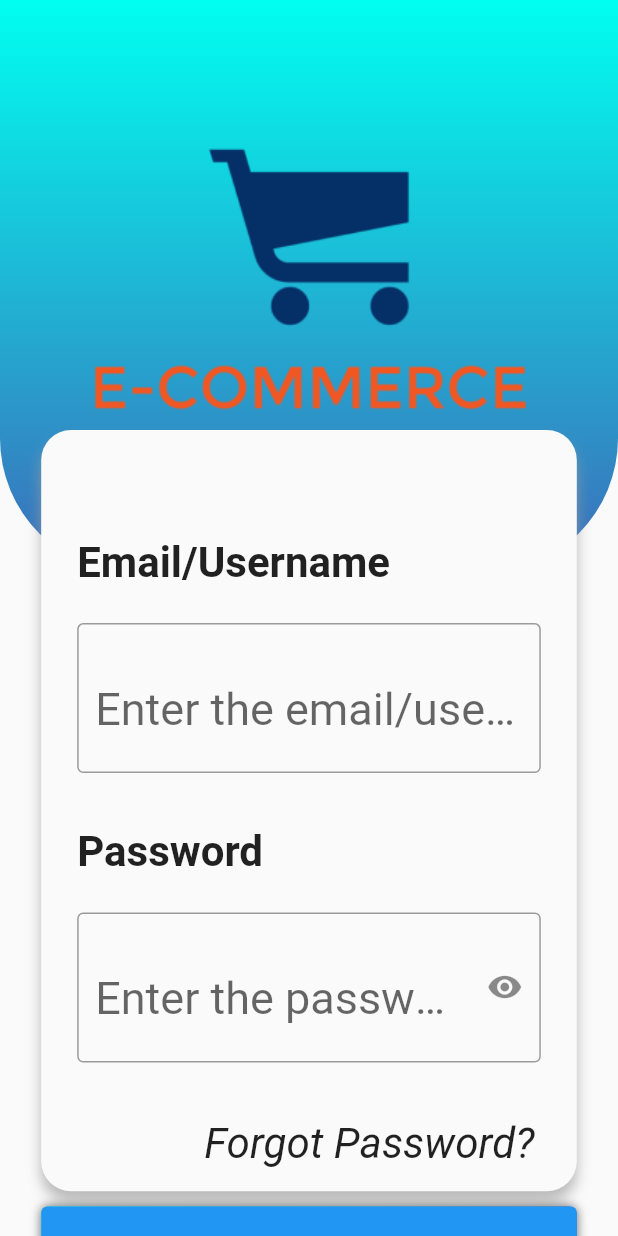
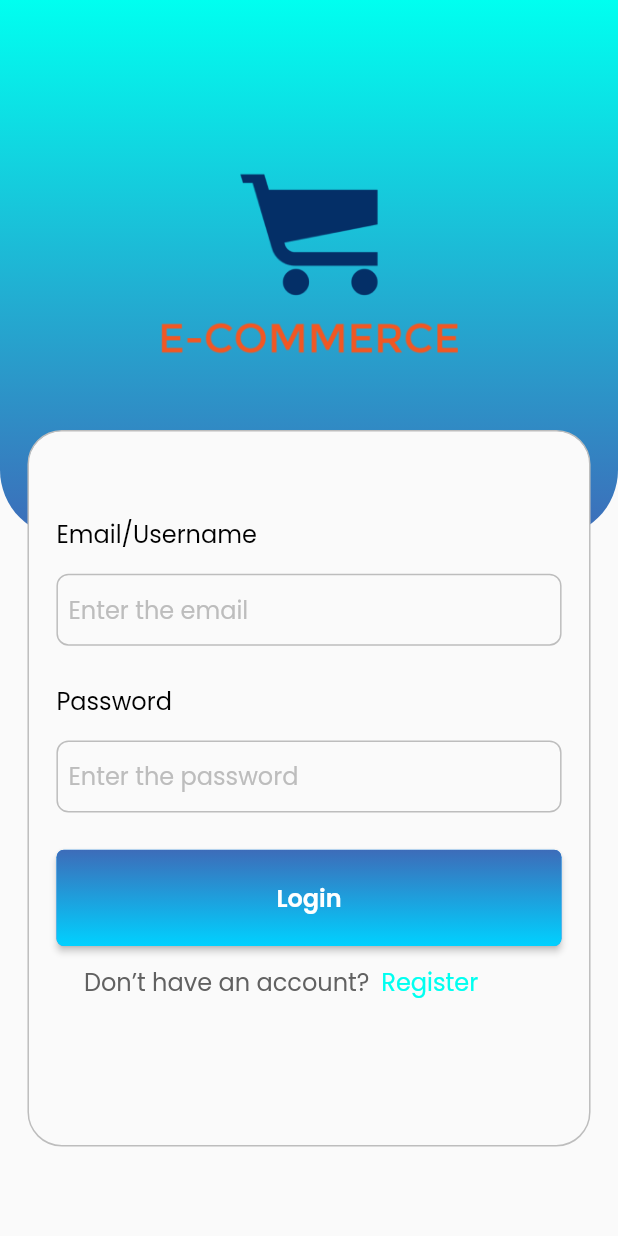
Before and after one commit to Final-Project-Kelompok-1/e_commerce, a Flutter app: the screen it shows after launch, after a tap on "Login", on a phone screen of 412 x 824 dp. Run offline on Flutter 3.47's test engine with Material 2 defaults, Android fonts, the phone set to English and light mode, and no system bars; our stand-ins replace equatable, flutter_bloc, flutter_screenutil, flutter_svg, google_fonts.

Commit message:
fix overflow

```diff
--- a/lib/views/auth/login_screen.dart
+++ b/lib/views/auth/login_screen.dart
@@ -1,26 +1,27 @@
+import 'package:e_commerce/views/widgets/button_widget.dart';
 import 'package:flutter/material.dart';
-import 'package:flutter/src/widgets/container.dart';
-import 'package:flutter/src/widgets/framework.dart';
 import 'package:e_commerce/config/config.dart';
 import 'package:flutter_screenutil/flutter_screenutil.dart';
 
-class LoginScreen extends StatefulWidget {
+class LoginScreen extends StatelessWidget {
   const LoginScreen({super.key});
 
   @override
-  State<LoginScreen> createState() => _LoginScreenState();
-}
-
-class _LoginScreenState extends State<LoginScreen> {
-  bool _isObscure = true;
-  @override
   Widget build(BuildContext context) {
+    final width = MediaQuery.of(context).size.width;
+    final height = MediaQuery.of(context).size.height;
     return Scaffold(
-      body: SingleChildScrollView(
+      body: SizedBox(
+        height: height,
         child: Stack(
           children: [
             _header(),
-            _login(),
+            Positioned(
+              top: 240.h,
+              right: 16.w,
+              left: 16.w,
+              child: _form(width),
+            ),
           ],
         ),
       ),
@@ -29,7 +30,7 @@ class _LoginScreenState extends State<LoginScreen> {
 
   Widget _header() {
     return Container(
-      height: 320.h,
+      height: 300.h,
       decoration: const BoxDecoration(
         gradient: LinearGradient(
           begin: Alignment.topCenter,
@@ -37,202 +38,138 @@ class _LoginScreenState extends State<LoginScreen> {
           colors: [AppColor.mainColor, AppColor.thirdColor],
         ),
         borderRadius: BorderRadius.only(
-          bottomLeft: Radius.circular(90),
-          bottomRight: Radius.circular(90),
+          bottomLeft: Radius.circular(45),
+          bottomRight: Radius.circular(45),
         ),
       ),
       child: Container(
-        child: new Image.asset('assets/logo.png'),
         alignment: Alignment.center,
+        child: Image.asset('assets/logo.png', width: 230.w, height: 230.w),
       ),
     );
   }
 
-  Widget _login() {
+  Widget _form(double width) {
     return Container(
+      decoration: BoxDecoration(
+        color: Colors.grey[50],
+        borderRadius: BorderRadius.all(
+          Radius.circular(20.sp),
+        ),
+        border: Border.all(color: Colors.grey.shade400),
+      ),
+      width: width,
+      height: 400.h,
       child: Padding(
-        padding: EdgeInsets.symmetric(horizontal: 24.w),
-        child: Column(
-          crossAxisAlignment: CrossAxisAlignment.start,
-          children: [
-            SizedBox(height: AppDimen.h40),
-            SizedBox(height: AppDimen.h40),
-            SizedBox(height: AppDimen.h40),
-            SizedBox(height: AppDimen.h40),
-            SizedBox(height: AppDimen.h40),
-            SizedBox(height: AppDimen.h40),
-            Container(
-              height: 425.h,
-              decoration: BoxDecoration(
-                color: Colors.grey[50],
-                borderRadius: const BorderRadius.all(
-                  Radius.circular(20),
+        padding: EdgeInsets.all(16.sp),
+        child: SingleChildScrollView(
+          scrollDirection: Axis.vertical,
+          child: Column(
+            children: [
+              _formLogin(width),
+              SizedBox(height: AppDimen.h16),
+              ButtonWidget(
+                  buttonText: "Login",
+                  height: 45.h,
+                  width: width,
+                  onpressed: () {},
+                  radius: 5),
+              Padding(
+                padding: EdgeInsets.symmetric(horizontal: 16.w),
+                child: Row(
+                  children: [
+                    Text(
+                      "Don’t have an account?",
+                      style: AppFont.paragraphMedium
+                          .copyWith(color: Colors.grey.shade700),
+                    ),
+                    TextButton(
+                      onPressed: () {},
+                      child: Text(
+                        "Register",
+                        style: AppFont.paragraphMedium
+                            .copyWith(color: AppColor.mainColor),
+                      ),
+                    )
+                  ],
                 ),
-                boxShadow: [
-                  BoxShadow(
-                    color: Colors.grey.withOpacity(0.7),
-                    spreadRadius: 0,
-                    blurRadius: 7,
-                    offset: const Offset(0, 7),
-                  ),
-                ],
               ),
-              child: Column(
-                  crossAxisAlignment: CrossAxisAlignment.start,
-                  children: [
-                    SizedBox(height: AppDimen.h40),
-                    Padding(
-                        padding:
-                            EdgeInsets.symmetric(horizontal: 24, vertical: 24),
-                        child: Text(
-                          'Email/Username',
-                          style: TextStyle(
-                            fontWeight: FontWeight.bold,
-                            fontSize: 28.0,
-                          ),
-                        )),
-                    SizedBox(
-                      child: Padding(
-                        padding:
-                            EdgeInsets.symmetric(horizontal: 24, vertical: 0),
-                        child: TextField(
-                          decoration: InputDecoration(
-                            border: OutlineInputBorder(),
-                            hintText: 'Enter the email/username',
-                          ),
-                          style: TextStyle(
-                              fontSize: 30.0, height: 2.0, color: Colors.black),
-                        ),
-                      ),
-                    ),
-                    SizedBox(height: AppDimen.h10),
-                    Padding(
-                        padding:
-                            EdgeInsets.symmetric(horizontal: 24, vertical: 24),
-                        child: Text(
-                          'Password',
-                          style: TextStyle(
-                            fontWeight: FontWeight.bold,
-                            fontSize: 28.0,
-                          ),
-                        )),
-                    SizedBox(
-                      child: Padding(
-                          padding:
-                              EdgeInsets.symmetric(horizontal: 24, vertical: 0),
-                          child: TextField(
-                            obscureText: _isObscure,
-                            decoration: InputDecoration(
-                                hintText: 'Enter the password',
-                                border: OutlineInputBorder(),
-                                suffixIcon: IconButton(
-                                    icon: Icon(_isObscure
-                                        ? Icons.visibility
-                                        : Icons.visibility_off),
-                                    onPressed: () {
-                                      setState(() {
-                                        _isObscure = !_isObscure;
-                                      });
-                                    })),
-                            style: TextStyle(
-                                fontSize: 30.0,
-                                height: 2.0,
-                                color: Colors.black),
-                          )),
-                    ),
-                    Row(
-                      mainAxisAlignment: MainAxisAlignment.spaceBetween,
-                      children: [
-                        Spacer(),
-                        Container(
-                          child: Padding(
-                              padding: EdgeInsets.symmetric(
-                                  horizontal: 28, vertical: 20),
-                              child: Text(
-                                'Forgot Password?',
-                                style: TextStyle(
-                                  fontSize: 28.0,
-                                  height: 2.0,
-                                  fontStyle: FontStyle.italic,
-                                ),
-                              )),
-                        ),
-                      ],
-                    ),
-                    Align(
-                      alignment: Alignment.center,
-                      child: Container(
-                          child: Column(children: [
-                        DecoratedBox(
-                            decoration: BoxDecoration(
-                                gradient: LinearGradient(colors: [
-                                  AppColor.mainColor,
-                                  AppColor.thirdColor
-                                ]),
-                                borderRadius: BorderRadius.circular(5),
-                                boxShadow: <BoxShadow>[
-                                  BoxShadow(
-                                      color: Color.fromRGBO(0, 0, 0, 0.57),
-                                      blurRadius: 5)
-                                ]),
-                            child: SizedBox(
-                                width: 580,
-                                child: ElevatedButton(
-                                    style: ElevatedButton.styleFrom(
-                                      shadowColor: Colors.transparent,
-                                      //make color or elevated button transparent
-                                    ),
-                                    onPressed: () {
-                                      print("You pressed Elevated Button");
-                                    },
-                                    child: SizedBox(
-                                      height: 80,
-                                      child: Text(
-                                        "Login",
-                                        style: TextStyle(
-                                          fontSize: 36.0,
-                                          height: 2.0,
-                                        ),
-                                      ),
-                                    ))))
-                      ])),
-                    ),
-                    Row(
-                      mainAxisAlignment: MainAxisAlignment.center,
-                      children: [
-                        Container(
-                          child: Padding(
-                            padding: EdgeInsets.symmetric(
-                                horizontal: 10, vertical: 20),
-                          ),
-                        ),
-                        Container(
-                          child: Padding(
-                              padding: EdgeInsets.symmetric(
-                                  horizontal: 10, vertical: 20),
-                              child: Text(
-                                "Don't have a Account?",
-                                style: TextStyle(
-                                  fontSize: 28.0,
-                                  height: 2.0,
-                                ),
-                              )),
-                        ),
-                        Container(
-                            child: Text(
-                          "Register",
-                          style: TextStyle(
-                              fontSize: 28.0,
-                              height: 2.0,
-                              color: Color.fromARGB(255, 24, 218, 239)),
-                        )),
-                      ],
-                    ),
-                  ]),
-            ),
-          ],
+            ],
+          ),
         ),
       ),
     );
   }
+
+  Widget _formLogin(double width) {
+    return Column(
+      crossAxisAlignment: CrossAxisAlignment.start,
+      children: [
+        SizedBox(height: AppDimen.h32),
+        Text("Email/Username", style: AppFont.paragraphMedium),
+        SizedBox(height: AppDimen.h12),
+        SizedBox(
+          height: 45.h,
+          width: width,
+          child: TextField(
+            decoration: InputDecoration(
+              contentPadding: const EdgeInsets.only(left: 8, top: 5, right: 8),
+              hintStyle:
+                  AppFont.paragraphMedium.copyWith(color: Colors.grey.shade400),
+              hintText: "Enter the email",
+              filled: true,
+              border: OutlineInputBorder(
+                borderSide: BorderSide(color: Colors.grey.shade400),
+                borderRadius: BorderRadius.circular(8),
+              ),
+              focusedBorder: OutlineInputBorder(
+                borderSide: BorderSide(color: Colors.grey.shade400),
+                borderRadius: BorderRadius.circular(8),
+              ),
+              errorBorder: InputBorder.none,
+              focusedErrorBorder: InputBorder.none,
+              disabledBorder: InputBorder.none,
+              enabledBorder: OutlineInputBorder(
+                borderSide: BorderSide(color: Colors.grey.shade400),
+                borderRadius: BorderRadius.circular(8),
+              ),
+              fillColor: Colors.grey[50],
+            ),
+          ),
+        ),
+        SizedBox(height: AppDimen.h16),
+        Text("Password", style: AppFont.paragraphMedium),
+        SizedBox(height: AppDimen.h12),
+        SizedBox(
+          height: 45.h,
+          width: width,
+          child: TextField(
+            decoration: InputDecoration(
+              contentPadding: const EdgeInsets.only(left: 8, top: 5, right: 8),
+              hintStyle:
+                  AppFont.paragraphMedium.copyWith(color: Colors.grey.shade400),
+              hintText: "Enter the password",
+              filled: true,
+              border: OutlineInputBorder(
+                borderSide: BorderSide(color: Colors.grey.shade400),
+                borderRadius: BorderRadius.circular(8),
+              ),
+              focusedBorder: OutlineInputBorder(
+                borderSide: BorderSide(color: Colors.grey.shade400),
+                borderRadius: BorderRadius.circular(8),
+              ),
+              errorBorder: InputBorder.none,
+              focusedErrorBorder: InputBorder.none,
+              disabledBorder: InputBorder.none,
+              enabledBorder: OutlineInputBorder(
+                borderSide: BorderSide(color: Colors.grey.shade400),
+                borderRadius: BorderRadius.circular(8),
+              ),
+              fillColor: Colors.grey[50],
+            ),
+          ),
+        ),
+      ],
+    );
+  }
 }
--- a/lib/views/home/home_screen.dart
+++ b/lib/views/home/home_screen.dart
@@ -120,16 +120,18 @@ class HomeScreen extends StatelessWidget {
       child: Row(
         mainAxisAlignment: MainAxisAlignment.spaceBetween,
         children: [
-          RoundedButtonWidget(
+          ButtonWidget(
             buttonText: "Popular",
             height: 40,
             width: 147,
+            radius: 10,
             onpressed: () {},
           ),
-          RoundedButtonWidget(
+          ButtonWidget(
             buttonText: "New",
             height: 40,
             width: 147,
+            radius: 10,
             onpressed: () {},
           ),
         ],
--- a/lib/views/splash/splash_screen.dart
+++ b/lib/views/splash/splash_screen.dart
@@ -1,7 +1,6 @@
 import 'package:e_commerce/views/auth/login_screen.dart';
-import 'package:flutter/src/widgets/container.dart';
-import 'package:flutter/src/widgets/framework.dart';
 import 'package:flutter/material.dart';
+import 'package:flutter_screenutil/flutter_screenutil.dart';
 import '../../../common/navigator_fade_transition.dart';
 import 'package:e_commerce/config/config.dart';
 
@@ -16,7 +15,7 @@ class _SplashScreenState extends State<SplashScreen> {
   AssetImage? assetImage;
   startTime() async {
     await Future.delayed(
-      const Duration(seconds: 4),
+      const Duration(seconds: 3),
       () => Navigator.of(context).pushReplacement(
         NavigatorFadeTransition(
           child: const LoginScreen(),
@@ -47,22 +46,15 @@ class _SplashScreenState extends State<SplashScreen> {
             begin: Alignment.topCenter,
             end: Alignment.bottomCenter,
             colors: [AppColor.mainColor, AppColor.thirdColor],
-        )),
-        child: SafeArea(
-          child: Padding(
-            padding: const EdgeInsets.all(
-              8,
+          ),
         ),
         child: Center(
           child: Column(
             mainAxisAlignment: MainAxisAlignment.center,
             children: [
-                Row(
-                  mainAxisAlignment: MainAxisAlignment.center,
-                  children: [
               Container(
-                      width: 312,
-                      height: 413,
+                width: 312.w,
+                height: 413.h,
                 decoration: BoxDecoration(
                   image: DecorationImage(
                     image: assetImage!,
@@ -71,9 +63,6 @@ class _SplashScreenState extends State<SplashScreen> {
               ),
             ],
           ),
-              ],
-            )),
-          ),
         ),
       ),
     );
--- a/lib/views/widgets/rounded_button_widget.dart
+++ b/lib/views/widgets/button_widget.dart
@@ -2,28 +2,29 @@ import 'package:flutter/material.dart';
 import 'package:e_commerce/config/config.dart';
 import 'package:flutter_screenutil/flutter_screenutil.dart';
 
-class RoundedButtonWidget extends StatelessWidget {
+class ButtonWidget extends StatelessWidget {
   final String buttonText;
   final double width;
   final double height;
   final Function onpressed;
+  final double radius;
 
-  const RoundedButtonWidget({
-    super.key,
-    required this.buttonText,
-    required this.height,
-    required this.width,
-    required this.onpressed,
-  });
+  const ButtonWidget(
+      {super.key,
+      required this.buttonText,
+      required this.height,
+      required this.width,
+      required this.onpressed,
+      required this.radius});
 
   @override
   Widget build(BuildContext context) {
     return ElevatedButton(
       style: ElevatedButton.styleFrom(
         padding: const EdgeInsets.all(0.0),
-        shape: const RoundedRectangleBorder(
+        shape: RoundedRectangleBorder(
           borderRadius: BorderRadius.all(
-            Radius.circular(10),
+            Radius.circular(radius),
           ),
         ),
       ),
@@ -31,11 +32,11 @@ class RoundedButtonWidget extends StatelessWidget {
         onpressed();
       },
       child: Ink(
-        decoration: const BoxDecoration(
+        decoration: BoxDecoration(
           borderRadius: BorderRadius.all(
-            Radius.circular(10),
+            Radius.circular(radius),
           ),
-          gradient: LinearGradient(
+          gradient: const LinearGradient(
             begin: Alignment.topCenter,
             end: Alignment.bottomCenter,
             colors: [AppColor.thirdColor, AppColor.secondColor],
@@ -45,9 +46,9 @@ class RoundedButtonWidget extends StatelessWidget {
           width: width.w,
           height: height.h,
           alignment: Alignment.center,
-          decoration: const BoxDecoration(
+          decoration: BoxDecoration(
             borderRadius: BorderRadius.all(
-              Radius.circular(10),
+              Radius.circular(radius),
             ),
           ),
           child: Text(
--- a/lib/views/widgets/widgets.dart
+++ b/lib/views/widgets/widgets.dart
@@ -1,2 +1,2 @@
-export 'rounded_button_widget.dart';
+export 'button_widget.dart';
 export 'botnavbar.dart';
```
Lines whose indentation alone changed are shown as unchanged.
